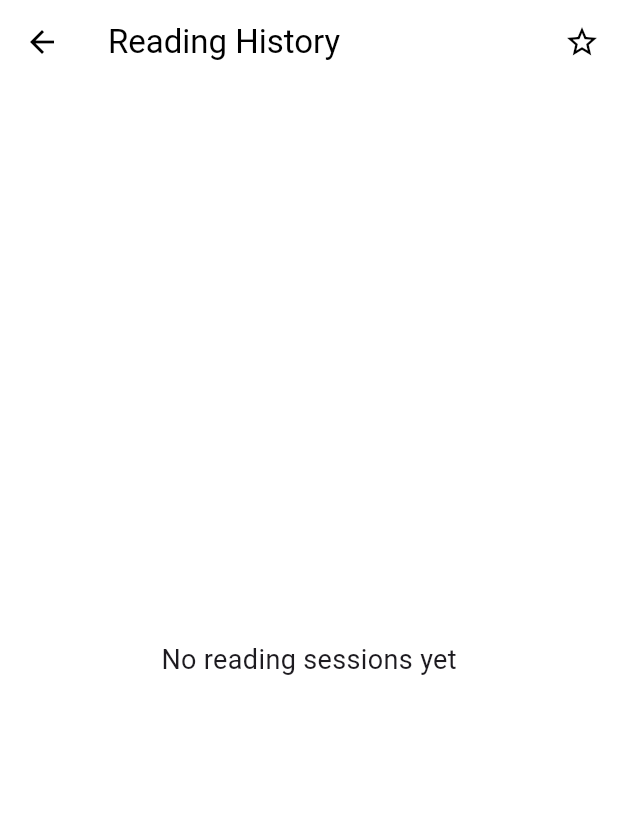
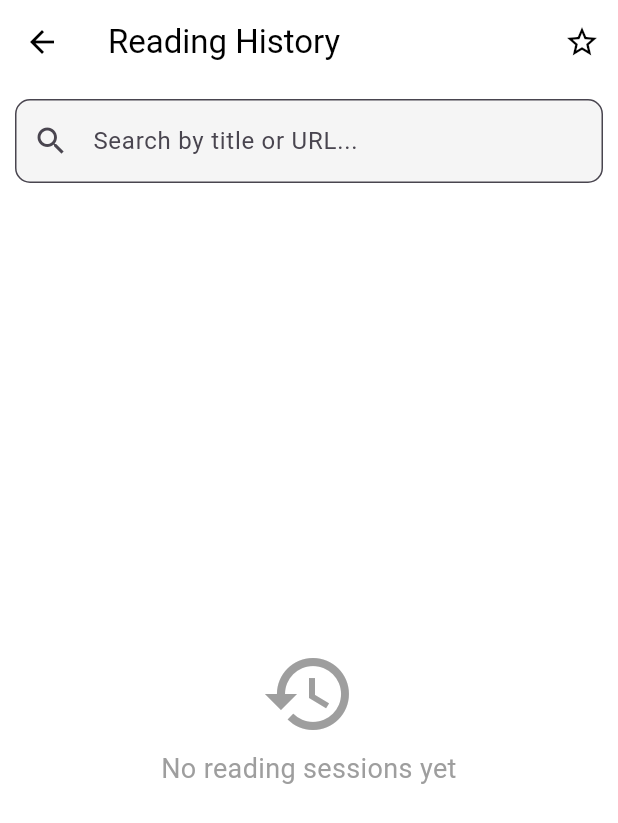
Before and after one commit to G1uli/HADS_GiulianoNCenci_ReadingApp, a Flutter app: the HomeScreen screen opened by its route, in the side drawer, after a tap on "Reading History", on a phone screen of 412 x 824 dp. Shown: the top 823 px of the screen. Run offline on Flutter 3.47's test engine with Material 3 defaults, Android fonts, the phone set to English and light mode, and no system bars; our stand-ins replace file_picker, permission_handler, shared_preferences, sqflite, webview_flutter; missing offline and left inert: syncfusion_flutter_pdf; accounts and stored records are empty.

Commit message:
Added searchbar to history
Adicionado barra de pesquisa no histórico do usuário

```diff
--- a/lib/screens/history_screen.dart
+++ b/lib/screens/history_screen.dart
@@ -12,7 +12,9 @@ class HistoryScreen extends StatefulWidget {
 class _HistoryScreenState extends State<HistoryScreen> {
   final DatabaseService _databaseService = DatabaseService();
   List<ReadingHistory> _readingSessions = [];
+  List<ReadingHistory> _filteredSessions = [];
   bool _showFavoritesOnly = false;
+  String _searchQuery = '';
 
   @override
   void initState() {
@@ -28,8 +30,31 @@ class _HistoryScreenState extends State<HistoryScreen> {
     if (mounted) {
       setState(() {
         _readingSessions = sessions;
+        _filteredSessions = _filterSessions(sessions, _searchQuery);
       });
     }
+  }
+
+  List<ReadingHistory> _filterSessions(
+    List<ReadingHistory> sessions,
+    String query,
+  ) {
+    if (query.isEmpty) {
+      return sessions;
+    }
+
+    final lowercaseQuery = query.toLowerCase();
+    return sessions.where((session) {
+      return session.title.toLowerCase().contains(lowercaseQuery) ||
+          session.url.toLowerCase().contains(lowercaseQuery);
+    }).toList();
+  }
+
+  void _onSearchChanged(String query) {
+    setState(() {
+      _searchQuery = query;
+      _filteredSessions = _filterSessions(_readingSessions, query);
+    });
   }
 
   Future<void> _toggleFavorite(ReadingHistory session) async {
@@ -56,6 +81,13 @@ class _HistoryScreenState extends State<HistoryScreen> {
     }
   }
 
+  void _clearSearch() {
+    setState(() {
+      _searchQuery = '';
+      _filteredSessions = _readingSessions;
+    });
+  }
+
   @override
   Widget build(BuildContext context) {
     return Scaffold(
@@ -70,45 +102,119 @@ class _HistoryScreenState extends State<HistoryScreen> {
               });
               _loadReadingSessions();
             },
+            tooltip: _showFavoritesOnly ? 'Show All' : 'Show Favorites Only',
           ),
         ],
       ),
-      body: _readingSessions.isEmpty
-          ? const Center(
-              child: Text(
-                'No reading sessions yet',
-                style: TextStyle(fontSize: 18),
+      body: Column(
+        children: [
+          // Search Bar
+          Padding(
+            padding: const EdgeInsets.all(10.0),
+            child: TextField(
+              onChanged: _onSearchChanged,
+              decoration: InputDecoration(
+                hintText: 'Search by title or URL...',
+                prefixIcon: const Icon(Icons.search),
+                suffixIcon: _searchQuery.isNotEmpty
+                    ? IconButton(
+                        icon: const Icon(Icons.clear),
+                        onPressed: _clearSearch,
+                      )
+                    : null,
+                border: OutlineInputBorder(
+                  borderRadius: BorderRadius.circular(10.0),
+                ),
+                filled: true,
+                fillColor: Colors.grey[100],
+              ),
+            ),
+          ),
+
+          // Search Results Info
+          if (_searchQuery.isNotEmpty)
+            Padding(
+              padding: const EdgeInsets.symmetric(horizontal: 10.0),
+              child: Row(
+                children: [
+                  Text(
+                    'Found ${_filteredSessions.length} result${_filteredSessions.length == 1 ? '' : 's'} for "$_searchQuery"',
+                    style: const TextStyle(color: Colors.grey, fontSize: 18),
+                  ),
+                  const Spacer(),
+                  TextButton(
+                    onPressed: _clearSearch,
+                    child: const Text('Clear'),
+                  ),
+                ],
+              ),
+            ),
+
+          // History List
+          Expanded(
+            child: _filteredSessions.isEmpty
+                ? Center(
+                    child: Column(
+                      mainAxisAlignment: MainAxisAlignment.center,
+                      children: [
+                        Icon(
+                          _searchQuery.isNotEmpty
+                              ? Icons.search_off
+                              : Icons.history,
+                          size: 64,
+                          color: Colors.grey,
+                        ),
+                        const SizedBox(height: 5),
+                        Text(
+                          _searchQuery.isNotEmpty
+                              ? 'No results found for "$_searchQuery"'
+                              : 'No reading sessions yet',
+                          style: const TextStyle(
+                            fontSize: 18,
+                            color: Colors.grey,
+                          ),
+                          textAlign: TextAlign.center,
+                        ),
+                        if (_searchQuery.isNotEmpty)
+                          TextButton(
+                            onPressed: _clearSearch,
+                            child: const Text('Clear search'),
+                          ),
+                      ],
                     ),
                   )
                 : ListView.builder(
-              itemCount: _readingSessions.length,
+                    itemCount: _filteredSessions.length,
                     itemBuilder: (context, index) {
-                final session = _readingSessions[index];
+                      final session = _filteredSessions[index];
+                      return _buildHistoryItem(session);
+                    },
+                  ),
+          ),
+        ],
+      ),
+    );
+  }
+
+  Widget _buildHistoryItem(ReadingHistory session) {
+    String displayTitle = session.title.isEmpty ? 'Untitled' : session.title;
+    String displayUrl = session.url;
+
     return Card(
-                  margin: const EdgeInsets.symmetric(
-                    horizontal: 8,
-                    vertical: 4,
-                  ),
+      margin: const EdgeInsets.symmetric(horizontal: 20, vertical: 2),
       child: ListTile(
         leading: Icon(
           session.isFavorite ? Icons.star : Icons.history,
           color: session.isFavorite ? Colors.amber : null,
         ),
-                    title: Text(
-                      session.title.isEmpty ? 'Untitled' : session.title,
-                      style: TextStyle(
-                        fontWeight: session.isFavorite
-                            ? FontWeight.bold
-                            : FontWeight.normal,
-                      ),
-                    ),
+        title: _buildHighlightedText(displayTitle, _searchQuery),
         subtitle: Column(
           crossAxisAlignment: CrossAxisAlignment.start,
           children: [
-                        Text(session.url),
+            _buildHighlightedText(displayUrl, _searchQuery),
             Text(
-                          '${session.timestamp.day}/${session.timestamp.month}/${session.timestamp.year}',
-                          style: const TextStyle(fontSize: 12),
+              '${session.timestamp.day}/${session.timestamp.month}/${session.timestamp.year} ${session.timestamp.hour}:${session.timestamp.minute.toString().padLeft(2, '0')}',
+              style: const TextStyle(fontSize: 14),
             ),
           ],
         ),
@@ -121,20 +227,74 @@ class _HistoryScreenState extends State<HistoryScreen> {
                 color: session.isFavorite ? Colors.amber : null,
               ),
               onPressed: () => _toggleFavorite(session),
+              tooltip: session.isFavorite
+                  ? 'Remove from favorites'
+                  : 'Add to favorites',
             ),
             IconButton(
               icon: const Icon(Icons.delete),
               onPressed: () => _deleteSession(session.id!),
+              tooltip: 'Delete session',
             ),
           ],
         ),
         onTap: () {
-                      // You could implement navigation back to the reading session
           Navigator.pop(context, session.url);
         },
       ),
     );
-              },
+  }
+
+  Widget _buildHighlightedText(String text, String query) {
+    if (query.isEmpty) {
+      return Text(text);
+    }
+
+    final lowercaseText = text.toLowerCase();
+    final lowercaseQuery = query.toLowerCase();
+    final matches = <TextSpan>[];
+    int start = 0;
+    int index = lowercaseText.indexOf(lowercaseQuery);
+
+    while (index != -1) {
+      if (index > start) {
+        matches.add(
+          TextSpan(
+            text: text.substring(start, index),
+            style: const TextStyle(color: Colors.black),
+          ),
+        );
+      }
+
+      matches.add(
+        TextSpan(
+          text: text.substring(index, index + query.length),
+          style: const TextStyle(
+            color: Colors.blue,
+            fontWeight: FontWeight.bold,
+            backgroundColor: Colors.yellow,
+          ),
+        ),
+      );
+
+      start = index + query.length;
+      index = lowercaseText.indexOf(lowercaseQuery, start);
+    }
+
+    // Add remaining text
+    if (start < text.length) {
+      matches.add(
+        TextSpan(
+          text: text.substring(start),
+          style: const TextStyle(color: Colors.black),
+        ),
+      );
+    }
+
+    return RichText(
+      text: TextSpan(
+        style: DefaultTextStyle.of(context).style,
+        children: matches,
       ),
     );
   }
--- a/lib/screens/home_screen.dart
+++ b/lib/screens/home_screen.dart
@@ -170,13 +170,11 @@ class _HomeScreenState extends State<HomeScreen> {
           color: _getTextColorForBackground(_settingsService.backgroundColor),
         ),
         actions: [
-          // Save Current Session button - MOVED TO THE LEFT
+          // Save Current Session button
           IconButton(
             icon: Icon(
               Icons.favorite,
-              color: _getTextColorForBackground(
-                _settingsService.backgroundColor,
-              ),
+              color: _getTextColorForBackground(_settingsService.backgroundColor),
             ),
             onPressed: _saveCurrentSessionAsFavorite,
             tooltip: 'Save Current Session',
@@ -185,9 +183,7 @@ class _HomeScreenState extends State<HomeScreen> {
           IconButton(
             icon: Icon(
               Icons.picture_as_pdf,
-              color: _getTextColorForBackground(
-                _settingsService.backgroundColor,
-              ),
+              color: _getTextColorForBackground(_settingsService.backgroundColor),
             ),
             onPressed: () {
               Navigator.push(
@@ -203,9 +199,7 @@ class _HomeScreenState extends State<HomeScreen> {
           IconButton(
             icon: Icon(
               Icons.settings,
-              color: _getTextColorForBackground(
-                _settingsService.backgroundColor,
-              ),
+              color: _getTextColorForBackground(_settingsService.backgroundColor),
             ),
             onPressed: () {
               Navigator.push(
@@ -223,9 +217,7 @@ class _HomeScreenState extends State<HomeScreen> {
           IconButton(
             icon: Icon(
               Icons.exit_to_app,
-              color: _getTextColorForBackground(
-                _settingsService.backgroundColor,
-              ),
+              color: _getTextColorForBackground(_settingsService.backgroundColor),
             ),
             onPressed: () async {
               await _authService.logout();
@@ -239,22 +231,30 @@ class _HomeScreenState extends State<HomeScreen> {
         backgroundColor: _settingsService.sidebarColor,
         child: ListView(
           children: [
-            // ... existing header and other items ...
+            DrawerHeader(
+              decoration: BoxDecoration(
+                // ignore: deprecated_member_use
+                color: _settingsService.sidebarColor.withOpacity(0.8),
+              ),
+              child: Text(
+                'Reading Sites',
+                style: TextStyle(
+                  color: _getTextColorForBackground(_settingsService.sidebarColor),
+                  fontSize: 24,
+                ),
+              ),
+            ),
 
             // History Button
             ListTile(
               leading: Icon(
                 Icons.history,
-                color: _getTextColorForBackground(
-                  _settingsService.sidebarColor,
-                ),
+                color: _getTextColorForBackground(_settingsService.sidebarColor),
               ),
               title: Text(
                 'Reading History',
                 style: TextStyle(
-                  color: _getTextColorForBackground(
-                    _settingsService.sidebarColor,
-                  ),
+                  color: _getTextColorForBackground(_settingsService.sidebarColor),
                 ),
               ),
               onTap: () {
@@ -276,9 +276,7 @@ class _HomeScreenState extends State<HomeScreen> {
                 title: Text(
                   Uri.parse(url).host,
                   style: TextStyle(
-                    color: _getTextColorForBackground(
-                      _settingsService.sidebarColor,
-                    ),
+                    color: _getTextColorForBackground(_settingsService.sidebarColor),
                   ),
                 ),
                 onTap: () {
@@ -295,16 +293,12 @@ class _HomeScreenState extends State<HomeScreen> {
             ListTile(
               leading: Icon(
                 Icons.picture_as_pdf,
-                color: _getTextColorForBackground(
-                  _settingsService.sidebarColor,
-                ),
+                color: _getTextColorForBackground(_settingsService.sidebarColor),
               ),
               title: Text(
                 'PDF to Text Converter',
                 style: TextStyle(
-                  color: _getTextColorForBackground(
-                    _settingsService.sidebarColor,
-                  ),
+                  color: _getTextColorForBackground(_settingsService.sidebarColor),
                 ),
               ),
               onTap: () {
@@ -322,16 +316,12 @@ class _HomeScreenState extends State<HomeScreen> {
             ListTile(
               leading: Icon(
                 Icons.people,
-                color: _getTextColorForBackground(
-                  _settingsService.sidebarColor,
-                ),
+                color: _getTextColorForBackground(_settingsService.sidebarColor),
               ),
               title: Text(
                 'Registered Accounts',
                 style: TextStyle(
-                  color: _getTextColorForBackground(
-                    _settingsService.sidebarColor,
-                  ),
+                  color: _getTextColorForBackground(_settingsService.sidebarColor),
                 ),
               ),
               onTap: () {
@@ -349,16 +339,12 @@ class _HomeScreenState extends State<HomeScreen> {
             ListTile(
               leading: Icon(
                 Icons.settings,
-                color: _getTextColorForBackground(
-                  _settingsService.sidebarColor,
-                ),
+                color: _getTextColorForBackground(_settingsService.sidebarColor),
               ),
               title: Text(
                 'Settings',
                 style: TextStyle(
-                  color: _getTextColorForBackground(
-                    _settingsService.sidebarColor,
-                  ),
+                  color: _getTextColorForBackground(_settingsService.sidebarColor),
                 ),
               ),
               onTap: () {
```
Also changed, not shown: lib/screens/accounts_screen.dart (+9 -14 lines), lib/services/auth_service.dart (+4 -17 lines), 1 other file. Lines whose indentation alone changed are shown as unchanged.
